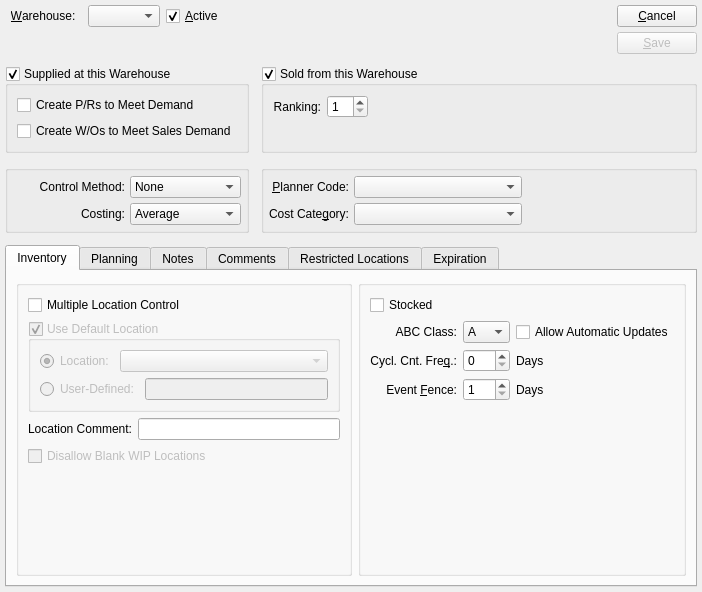
First picture: the form in xtuple/trunk/guiclient/itemSite.ui, repository WooodHead/xtuple, before the edit.
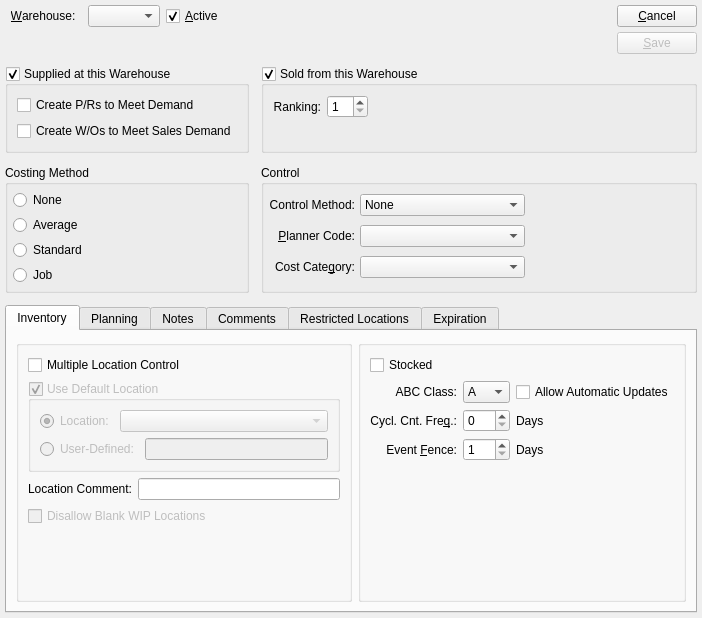
Second picture: the form after the edit. Custom widgets are drawn as their Qt base class.

Commit message: More incrimental changes for Average Costing. Issue #6789.

```diff
--- a/xtuple/trunk/guiclient/itemSite.ui
+++ b/xtuple/trunk/guiclient/itemSite.ui
@@ -6,7 +6,7 @@
     <x>0</x>
     <y>0</y>
     <width>702</width>
-    <height>592</height>
+    <height>618</height>
    </rect>
   </property>
   <property name="minimumSize" >
@@ -318,83 +318,37 @@
       </widget>
      </item>
      <item row="2" column="0" >
-      <widget class="QGroupBox" name="_control" >
+      <widget class="QGroupBox" name="_costing" >
        <property name="title" >
-        <string/>
+        <string>Costing Method</string>
        </property>
-       <layout class="QGridLayout" >
-        <item row="0" column="0" >
-         <widget class="QLabel" name="_controlMethodLit" >
+       <layout class="QVBoxLayout" >
+        <item>
+         <widget class="QRadioButton" name="_costNone" >
           <property name="text" >
-           <string>Control Method:</string>
+           <string>None</string>
           </property>
-          <property name="alignment" >
-           <set>Qt::AlignRight|Qt::AlignTrailing|Qt::AlignVCenter</set>
-          </property>
          </widget>
         </item>
-        <item row="0" column="1" >
-         <widget class="XComboBox" name="_controlMethod" >
-          <property name="sizePolicy" >
-           <sizepolicy vsizetype="Fixed" hsizetype="Preferred" >
-            <horstretch>0</horstretch>
-            <verstretch>0</verstretch>
-           </sizepolicy>
+        <item>
+         <widget class="QRadioButton" name="_costAvg" >
+          <property name="text" >
+           <string>Average</string>
           </property>
-          <item>
-           <property name="text" >
-            <string>None</string>
-           </property>
-          </item>
-          <item>
-           <property name="text" >
-            <string>Regular</string>
-           </property>
-          </item>
-          <item>
-           <property name="text" >
-            <string>Lot #</string>
-           </property>
-          </item>
-          <item>
-           <property name="text" >
-            <string>Serial #</string>
-           </property>
-          </item>
          </widget>
         </item>
-        <item row="1" column="0" >
-         <widget class="QLabel" name="_costingLit" >
+        <item>
+         <widget class="QRadioButton" name="_costStd" >
           <property name="text" >
-           <string>Costing:</string>
+           <string>Standard</string>
           </property>
-          <property name="alignment" >
-           <set>Qt::AlignRight|Qt::AlignTrailing|Qt::AlignVCenter</set>
-          </property>
          </widget>
         </item>
-        <item row="1" column="1" >
-         <widget class="XComboBox" name="_costing" >
-          <item>
-           <property name="text" >
-            <string>Average</string>
-           </property>
-          </item>
-          <item>
-           <property name="text" >
-            <string>Standard</string>
-           </property>
-          </item>
-          <item>
-           <property name="text" >
-            <string>Job</string>
-           </property>
-          </item>
-          <item>
-           <property name="text" >
-            <string/>
-           </property>
-          </item>
+        <item>
+         <widget class="QRadioButton" name="_costJob" >
+          <property name="text" >
+           <string>Job</string>
+          </property>
          </widget>
         </item>
        </layout>
@@ -403,10 +357,10 @@
      <item row="2" column="1" >
       <widget class="QGroupBox" name="_reporting" >
        <property name="title" >
-        <string/>
+        <string>Control</string>
        </property>
        <layout class="QGridLayout" >
-        <item row="0" column="0" >
+        <item row="1" column="0" >
          <widget class="QLabel" name="_plannerCodeLit" >
           <property name="text" >
            <string>&amp;Planner Code:</string>
@@ -419,7 +373,7 @@
           </property>
          </widget>
         </item>
-        <item row="0" column="1" >
+        <item row="1" column="1" >
          <widget class="XComboBox" name="_plannerCode" >
           <property name="sizePolicy" >
            <sizepolicy vsizetype="Fixed" hsizetype="Expanding" >
@@ -435,7 +389,7 @@
           </property>
          </widget>
         </item>
-        <item row="0" column="2" >
+        <item row="1" column="2" >
          <spacer>
           <property name="orientation" >
            <enum>Qt::Horizontal</enum>
@@ -448,7 +402,7 @@
           </property>
          </spacer>
         </item>
-        <item row="1" column="0" >
+        <item row="2" column="0" >
          <widget class="QLabel" name="_costcatLit" >
           <property name="text" >
            <string>Cost Cate&amp;gory:</string>
@@ -461,7 +415,7 @@
           </property>
          </widget>
         </item>
-        <item row="1" column="1" >
+        <item row="2" column="1" >
          <widget class="XComboBox" name="_costcat" >
           <property name="sizePolicy" >
            <sizepolicy vsizetype="Fixed" hsizetype="Expanding" >
@@ -477,6 +431,46 @@
           </property>
          </widget>
         </item>
+        <item row="0" column="0" >
+         <widget class="QLabel" name="_controlMethodLit" >
+          <property name="text" >
+           <string>Control Method:</string>
+          </property>
+          <property name="alignment" >
+           <set>Qt::AlignRight|Qt::AlignTrailing|Qt::AlignVCenter</set>
+          </property>
+         </widget>
+        </item>
+        <item row="0" column="1" >
+         <widget class="XComboBox" name="_controlMethod" >
+          <property name="sizePolicy" >
+           <sizepolicy vsizetype="Fixed" hsizetype="Preferred" >
+            <horstretch>0</horstretch>
+            <verstretch>0</verstretch>
+           </sizepolicy>
+          </property>
+          <item>
+           <property name="text" >
+            <string>None</string>
+           </property>
+          </item>
+          <item>
+           <property name="text" >
+            <string>Regular</string>
+           </property>
+          </item>
+          <item>
+           <property name="text" >
+            <string>Lot #</string>
+           </property>
+          </item>
+          <item>
+           <property name="text" >
+            <string>Serial #</string>
+           </property>
+          </item>
+         </widget>
+        </item>
        </layout>
       </widget>
      </item>
```
Left out of the diff: 16 changed lines with no effect on the pictures. The commit also changes 3 other files.
